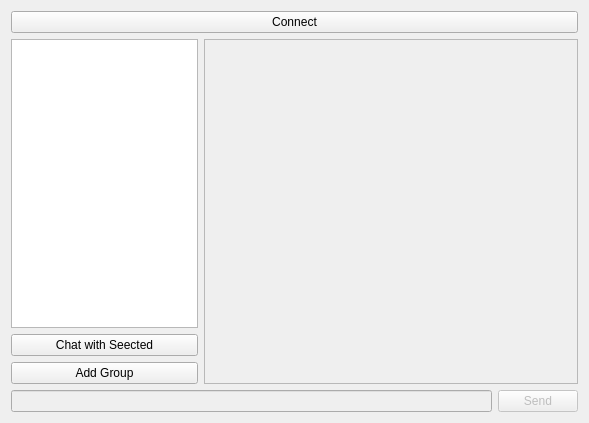
asemdreibati/IM-chat, file Client-Side/chatwindow.ui: the form before one commit.
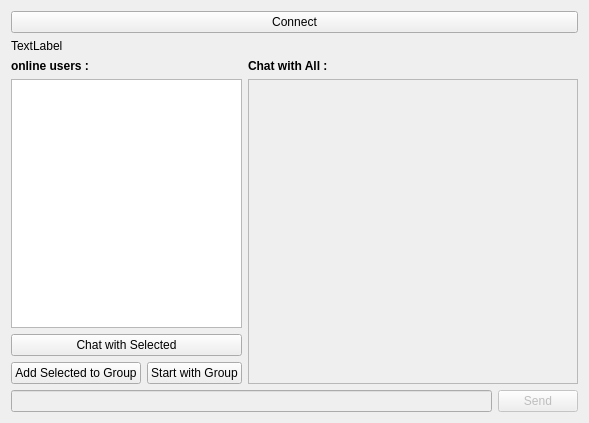
The form after the commit.

What changed in the file:
```diff
--- a/Client-Side/chatwindow.ui
+++ b/Client-Side/chatwindow.ui
@@ -13,7 +13,7 @@
   <property name="windowTitle">
    <string>Qt Simple Chat Client</string>
   </property>
-  <layout class="QVBoxLayout" name="verticalLayout_2">
+  <layout class="QVBoxLayout" name="verticalLayout_3">
    <item>
     <widget class="QPushButton" name="connectButton">
      <property name="text">
@@ -22,27 +22,75 @@
     </widget>
    </item>
    <item>
-    <layout class="QHBoxLayout" name="horizontalLayout" stretch="1,2">
+    <widget class="QLabel" name="user_name">
+     <property name="text">
+      <string>TextLabel</string>
+     </property>
+    </widget>
+   </item>
+   <item>
+    <layout class="QHBoxLayout" name="horizontalLayout_3" stretch="1,3">
      <item>
       <layout class="QVBoxLayout" name="verticalLayout">
+       <item>
+        <widget class="QLabel" name="label">
+         <property name="font">
+          <font>
+           <pointsize>9</pointsize>
+           <weight>75</weight>
+           <bold>true</bold>
+          </font>
+         </property>
+         <property name="text">
+          <string>online users :</string>
+         </property>
+        </widget>
+       </item>
        <item>
         <widget class="QListWidget" name="listWidget"/>
        </item>
        <item>
         <widget class="QPushButton" name="chat_with_selected">
          <property name="text">
-          <string>Chat with Seected</string>
+          <string>Chat with Selected</string>
          </property>
         </widget>
        </item>
        <item>
-        <widget class="QPushButton" name="add_group">
+        <layout class="QHBoxLayout" name="horizontalLayout">
+         <item>
+          <widget class="QPushButton" name="add_user_to_group">
          <property name="text">
-          <string>Add Group</string>
+            <string>Add Selected to Group</string>
          </property>
         </widget>
        </item>
-      </layout>
+         <item>
+          <widget class="QPushButton" name="open_group">
+           <property name="text">
+            <string>Start with Group</string>
+           </property>
+          </widget>
+         </item>
+        </layout>
+       </item>
+      </layout>
+     </item>
+     <item>
+      <layout class="QVBoxLayout" name="verticalLayout_2">
+       <item>
+        <widget class="QLabel" name="label_2">
+         <property name="font">
+          <font>
+           <pointsize>9</pointsize>
+           <weight>75</weight>
+           <bold>true</bold>
+          </font>
+         </property>
+         <property name="text">
+          <string>Chat with All :</string>
+         </property>
+        </widget>
      </item>
      <item>
       <widget class="QListView" name="chatView">
@@ -53,6 +101,8 @@
         <set>QAbstractItemView::NoEditTriggers</set>
        </property>
       </widget>
+       </item>
+      </layout>
      </item>
     </layout>
    </item>
```
Lines whose indentation alone changed are shown as unchanged.
